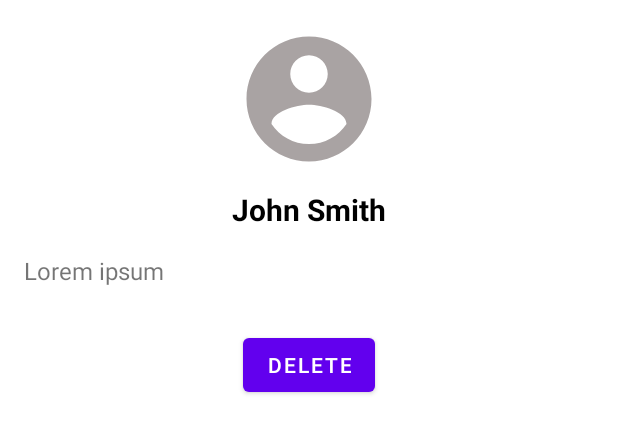
After one commit to AlexTegai/RecyclerView-Study-, an Android app: the layout fragment_user_details.xml on its own in the app's theme, with its tools: preview values and no code run, on a phone screen of 412 x 824 dp. The commit adds this screen. Shown: the top 433 px of the screen. Run offline under Robolectric (Android 15) with nearby library versions, the phone set to English and light mode, and no system bars.

Commit message:
Refactor with MVVM Architecture

```diff
--- a/app/build.gradle
+++ b/app/build.gradle
@@ -49,4 +49,5 @@ dependencies {
     implementation 'androidx.recyclerview:recyclerview:1.2.1'
     implementation 'com.github.javafaker:javafaker:1.0.2'
     implementation 'com.github.bumptech.glide:glide:4.13.0'
+    implementation 'androidx.fragment:fragment-ktx:1.4.1'
 }
--- a/app/src/main/java/com/example/recyclerview/App.kt
+++ b/app/src/main/java/com/example/recyclerview/App.kt
@@ -1,10 +1,10 @@
 package com.example.recyclerview
 
 import android.app.Application
-import com.example.recyclerview.model.UserService
+import com.example.recyclerview.model.UsersService
 
 class App : Application() {
 
-    val userService = UserService()
+    val usersService = UsersService()
 
 }
--- /dev/null
+++ b/app/src/main/java/com/example/recyclerview/screens/UserDetailsFragment.kt
@@ -0,0 +1,4 @@
+package com.example.recyclerview.screens
+
+class UserDetailsFragment {
+}
--- /dev/null
+++ b/app/src/main/java/com/example/recyclerview/screens/UserDetailsViewModel.kt
@@ -0,0 +1,4 @@
+package com.example.recyclerview.screens
+
+class UserDetailsViewModel {
+}
--- /dev/null
+++ b/app/src/main/res/layout/fragment_user_details.xml
@@ -0,0 +1,63 @@
+<?xml version="1.0" encoding="utf-8"?>
+<FrameLayout
+    xmlns:android="http://schemas.android.com/apk/res/android"
+    xmlns:tools="http://schemas.android.com/tools"
+    android:layout_width="match_parent"
+    android:layout_height="match_parent">
+
+    <ScrollView
+        android:layout_width="match_parent"
+        android:layout_height="match_parent">
+
+        <LinearLayout
+            android:id="@+id/contentContainer"
+            android:layout_width="match_parent"
+            android:layout_height="wrap_content"
+            android:orientation="vertical"
+            android:gravity="center_horizontal">
+
+            <ImageView
+                android:id="@+id/photoImageView"
+                android:layout_width="100dp"
+                android:layout_height="100dp"
+                android:layout_marginTop="16dp"
+                tools:src="@drawable/ic_user_avatar" />
+
+            <TextView
+                android:id="@+id/userNameTextView"
+                android:layout_width="wrap_content"
+                android:layout_height="wrap_content"
+                android:textSize="20sp"
+                android:textColor="@color/black"
+                android:textStyle="bold"
+                android:layout_marginTop="10dp"
+                tools:text="John Smith"/>
+
+            <TextView
+                android:id="@+id/userDetailsTextView"
+                android:layout_width="match_parent"
+                android:layout_height="wrap_content"
+                android:layout_margin="16dp"
+                android:textSize="16sp"
+                tools:text="Lorem ipsum" />
+
+            <Button
+                android:id="@+id/deleteButton"
+                android:layout_width="wrap_content"
+                android:layout_height="wrap_content"
+                android:textAllCaps="true"
+                android:layout_marginTop="12dp"
+                android:text="Delete"/>
+
+        </LinearLayout>
+
+    </ScrollView>
+
+    <ProgressBar
+        android:id="@+id/progressBar"
+        android:layout_width="wrap_content"
+        android:layout_height="wrap_content"
+        android:layout_gravity="center"
+        android:visibility="gone"/>
+
+</FrameLayout>
```
Also changed, not shown: app/src/main/java/com/example/recyclerview/MainActivity.kt (+8 -41 lines), app/src/main/java/com/example/recyclerview/Navigator.kt (added, +11 -0 lines), app/src/main/java/com/example/recyclerview/model/UsersService.kt (renamed from app/src/main/java/com/example/recyclerview/model/UserService.kt, +5 -5 lines), app/src/main/java/com/example/recyclerview/screens/FragmentUtils.kt (added, +26 -0 lines), app/src/main/java/com/example/recyclerview/screens/UsersListFragment.kt (added, +50 -0 lines), app/src/main/java/com/example/recyclerview/screens/UsersListViewModel.kt (added, +38 -0 lines), app/src/main/res/layout/activity_main.xml (+4 -3 lines), app/src/main/res/layout/fragment_users_list.xml (added, +52 -0 lines), app/src/main/res/values/strings.xml (+9 -0 lines).
